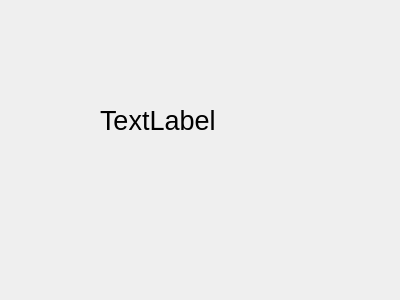
First picture: the form in src/Debugging/DebugView.ui, repository GroupDenseKitchen/KitchenOccupation, before the edit.
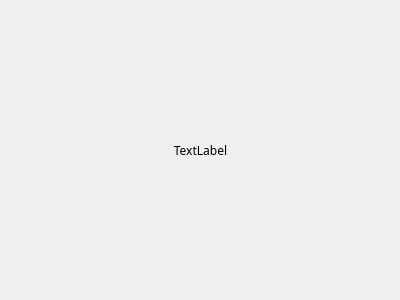
Second picture: the form after the edit.

Commit message: More work on the basic debug gui and functionality. Still TODO: Hook it up to read from DensKitchen and add Doxygen comments

```diff
--- a/src/Debugging/DebugView.ui
+++ b/src/Debugging/DebugView.ui
@@ -13,24 +13,32 @@
   <property name="windowTitle">
    <string>Dialog</string>
   </property>
-  <widget class="QLabel" name="label">
+  <widget class="QWidget" name="verticalLayoutWidget">
    <property name="geometry">
     <rect>
-     <x>100</x>
-     <y>60</y>
-     <width>191</width>
-     <height>121</height>
+     <x>10</x>
+     <y>10</y>
+     <width>381</width>
+     <height>281</height>
     </rect>
    </property>
+   <layout class="QVBoxLayout" name="verticalLayout">
+    <item>
+     <widget class="QLabel" name="label">
    <property name="font">
     <font>
-     <family>Helvetica</family>
-     <pointsize>20</pointsize>
+        <family>Kannada Sangam MN</family>
     </font>
    </property>
    <property name="text">
     <string>TextLabel</string>
    </property>
+      <property name="alignment">
+       <set>Qt::AlignCenter</set>
+      </property>
+     </widget>
+    </item>
+   </layout>
   </widget>
  </widget>
  <resources/>
```
Lines whose indentation alone changed are shown as unchanged. The commit also changes 7 other files.
